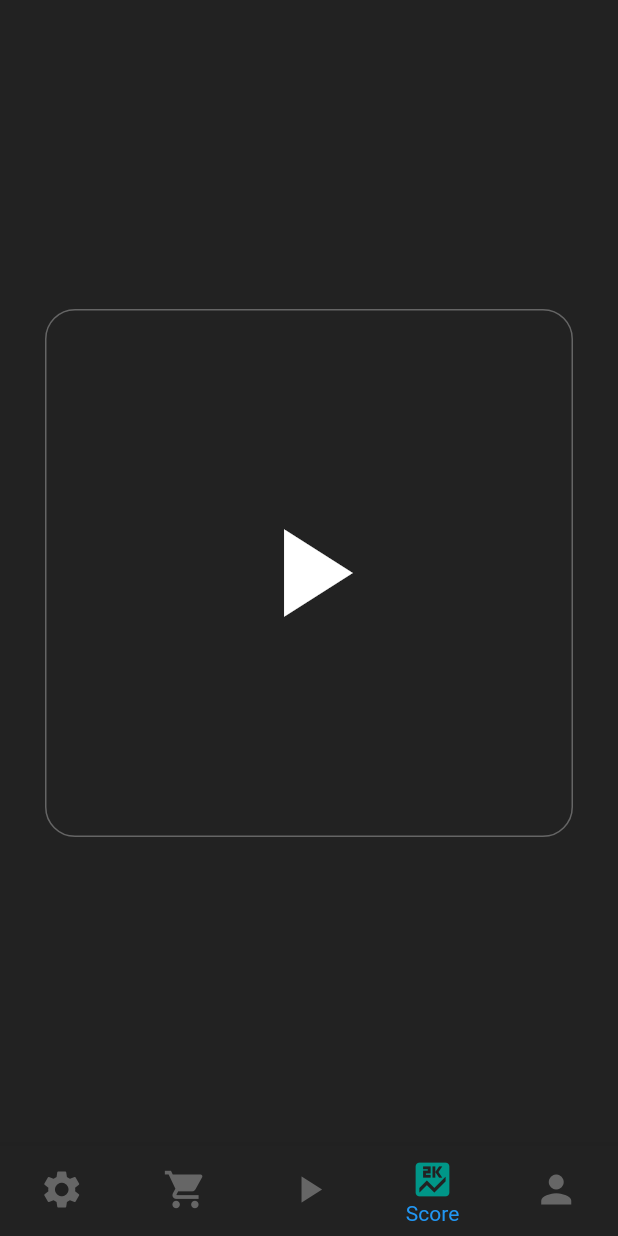
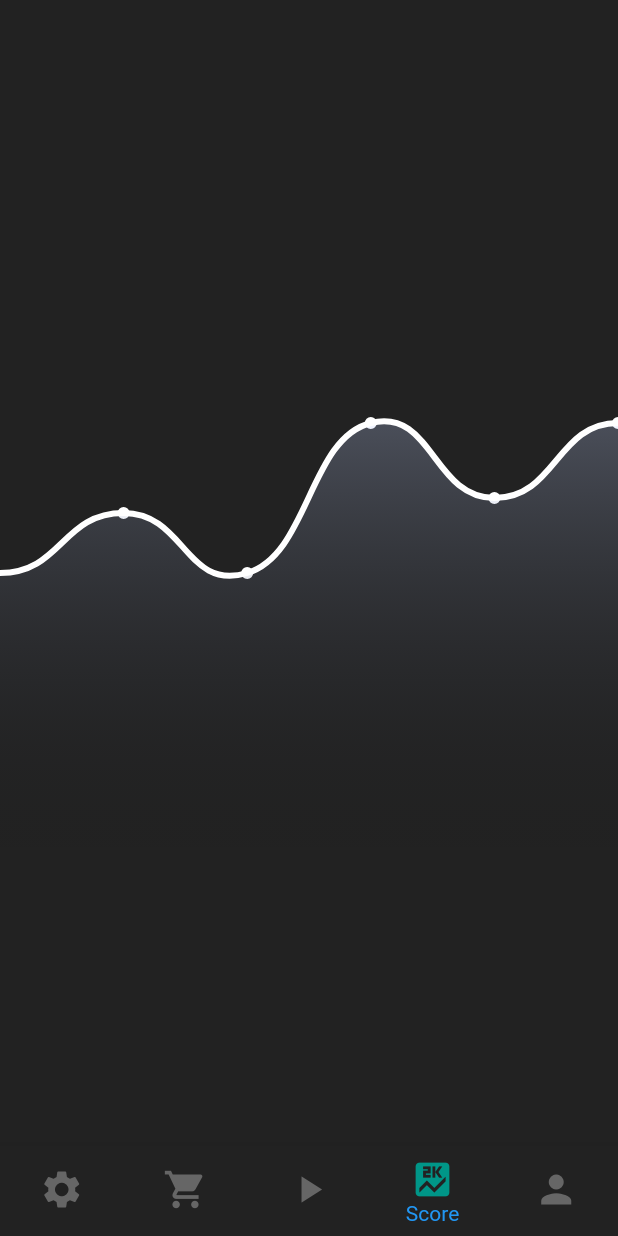
Before and after one commit to FarukOmerB/go, a Flutter app: the screen it shows after launch, swiped to page 4, on a phone screen of 412 x 824 dp. Run offline on Flutter 3.47's test engine with Material 2 defaults, Android fonts, the phone set to English and light mode, and no system bars; missing offline and left inert: dart:ffi.

```diff
--- /dev/null
+++ b/lib/graph.dart
@@ -0,0 +1,154 @@
+import 'package:flutter/gestures.dart';
+import 'package:flutter/material.dart';
+import 'dart:math';
+
+class GradientGraph extends StatefulWidget {
+  @override
+  _GradientGraphState createState() => _GradientGraphState();
+}
+
+class _GradientGraphState extends State<GradientGraph>  with TickerProviderStateMixin {
+
+  AnimationController _controller;
+  Animation<double> animation;
+
+
+ @override
+  void initState() {
+    super.initState();
+
+    _controller = AnimationController(
+      vsync: this,
+      duration: Duration(milliseconds: 500),
+      lowerBound: 0.0,
+      upperBound: 1.0
+    );
+
+    animation= new Tween(
+      begin: 0.0,
+      end: 1.0,
+    ).animate(new CurvedAnimation(
+        parent: _controller,
+        reverseCurve: Curves.decelerate,
+        curve: Curves.decelerate
+    ));
+
+    _controller.forward();
+  }
+
+  @override
+  void dispose() {
+    _controller.dispose();
+    super.dispose();
+  }
+  @override
+  Widget build(BuildContext context) {
+
+    List<double> x = [0, 100, 200, 300, 400, 500]; //First values must be 0
+    List<double> y = [0, 40, 0, 100, 50, 100];
+    List<double> preY = [0, 0, 0, 0, 0,0];
+
+    return Center(
+      child: AnimatedBuilder(
+        builder: (BuildContext context, Widget child) {
+          return  CustomPaint(
+            foregroundPainter: Graph(x, List.generate(y.length, (int i)
+            {
+              return y[i]*animation.value+(1-animation.value)*preY[i];
+            })),
+            child: Container(height: 400,
+            child: GestureDetector(
+              onTap: (){_controller.value==0?_controller.forward():_controller.reverse();},
+            ),),
+          );
+        }, animation:_controller,
+      ),
+    );
+  }
+}
+
+@override
+bool hitTest(Offset position) {
+  print(position);
+  return true;
+}
+
+class Graph extends CustomPainter {
+  List<double> x;
+  List<double> y;
+  Color theme =new Color.fromARGB(64,194,211,255);
+
+  Graph(List<double> x, List<double> y) {
+    this.x = x;
+    this.y = y;
+  }
+
+  @override
+  void paint(Canvas canvas, Size size) {
+
+    double xScale=size.width/(x.length-1);
+    double yScale=1;
+
+    Paint white = Paint()
+      ..color = Colors.white
+      ..style = PaintingStyle.stroke
+      ..strokeWidth = 4;
+
+    Paint fill = Paint()
+      ..style = PaintingStyle.fill
+    ..shader=LinearGradient(
+      colors: [theme,Colors.transparent],
+      stops: [0,1],
+      begin: Alignment.topCenter,
+      end: Alignment.bottomCenter
+    ).createShader(Rect.fromLTRB(0, size.height / 2-yScale*y.reduce(max), size.width, size.height));
+
+    Path lines = Path()..moveTo(0, size.height / 2-y[0]);
+    Path gradient=Path()..moveTo(0, size.height)..lineTo(0, size.height / 2-y[0]);
+
+    double last = 0;
+
+    for (int i = 1; i < y.length; i++) {
+      double m1 = last;
+      double m2 = i < y.length - 1 ? (y[i + 1] - y[i - 1]) / (x[i + 1] - x[i - 1]) : 0;
+      last = m2;
+      gradient.cubicTo(xScale * i - xScale / 2, size.height / 2 - yScale*(y[i - 1] + xScale / 2 * m1), xScale * i - xScale / 2, size.height / 2 - yScale*(y[i] - xScale / 2 * m2), xScale * i, size.height /
+          2 -
+          yScale*y[i]);
+
+    }
+
+    gradient..lineTo(size.width, size.height)..close();
+
+    for (int i = 1; i < y.length; i++) {
+      double m1 = last;
+      double m2 = i < y.length - 1 ? (y[i + 1] - y[i - 1]) / (x[i + 1] - x[i - 1]) : 0;
+      last = m2;
+      lines.cubicTo(xScale * i - xScale / 2, size.height / 2 - yScale*(y[i - 1] + xScale / 2 * m1), xScale * i - xScale / 2, size.height / 2 - yScale*(y[i] - xScale / 2 * m2), xScale * i, size.height /
+          2 -
+          yScale*y[i]);
+      canvas.drawCircle(Offset(i * xScale, size.height / 2 - yScale*y[i]), 2, white);
+    }
+
+    canvas.drawPath(gradient, fill);
+    canvas.drawPath(lines, white);
+
+
+    /*for(int i=1;i<y.length-1;i++)// Slopes Visualisation
+    {
+      canvas.drawCircle(Offset(x[i], size.height/2-yScale*y[i]), 2, white..color=Colors.red);
+      double m2=(y[i+1]-y[i-1])/(x[i+1]-x[i-1]);
+      canvas.drawLine(Offset(x[i], size.height/2-yScale*y[i]), Offset(xScale*i-xScale/2,size.height/2-yScale*y[i]+xScale/2*m2), white..strokeWidth=1);
+      canvas.drawLine(Offset(x[i], size.height/2-yScale*y[i]), Offset(xScale*i+xScale/2,size.height/2-yScale*y[i]-xScale/2*m2), white..strokeWidth=1);
+    }*/
+  }
+
+  @override
+  bool shouldRepaint(CustomPainter oldDelegate) {
+    // TODO: implement shouldRepaint
+    return true;
+  }
+
+  @override
+  bool shouldRebuildSemantics(Graph oldDelegate) => true;
+}
--- a/lib/main.dart
+++ b/lib/main.dart
@@ -3,6 +3,7 @@ import 'package:flutter/gestures.dart';
 import 'package:flutter/material.dart';
 import 'package:go/board.dart';
 import 'package:go/game.dart';
+import 'package:go/graph.dart';
 import 'package:go/play.dart';
 
 void main() => runApp(MyApp());
@@ -136,7 +137,7 @@ class _MyHomePageState extends State<MyHomePage> {
           settings,
           tile,
           Play(),
-          tile,
+          GradientGraph(),
           tile,
 
         ],
--- a/lib/play.dart
+++ b/lib/play.dart
@@ -28,7 +28,7 @@ class _PlayState extends State<Play> {
     _controller.dispose();
     super.dispose();
   }
-//test
+
   @override
   Widget build(BuildContext context) {
     return Column(
@@ -85,6 +85,7 @@ class _PlayState extends State<Play> {
                 controller: _listController,
                 scrollDirection: Axis.vertical,
                 physics: BouncingScrollPhysics(),
+                pageSnapping: false,
                 itemBuilder: (BuildContext context, int index) {
                   return Container(
                       margin: EdgeInsets.all(10),
```
